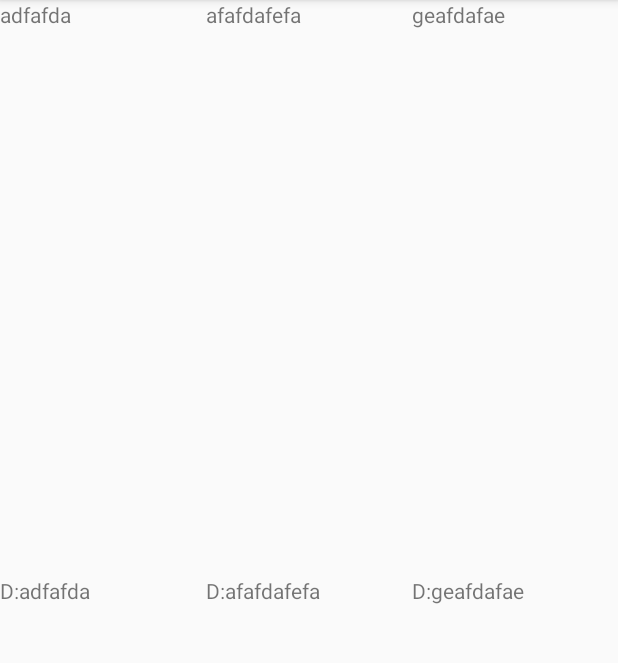
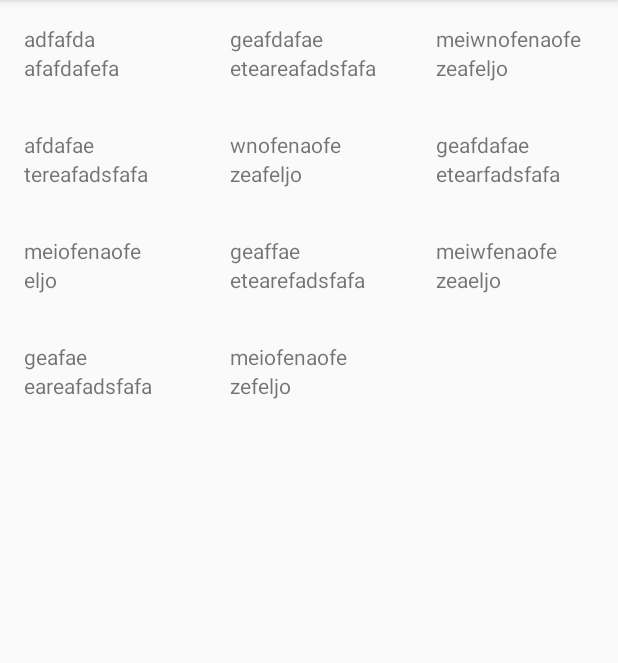
Before and after one commit to nreckle/RecyclerView, an Android app: the screen it shows after launch (MainActivity), on a phone screen of 412 x 824 dp, the part 84-747 px from its top. Run offline under Robolectric (Android 15) with nearby library versions, the phone set to English and light mode, and no system bars; our stand-ins replace data binding.

Commit message:
Enable data binding

```diff
--- a/app/build.gradle
+++ b/app/build.gradle
@@ -15,6 +15,10 @@ android {
     }
 
     viewBinding {
+        enabled = true
+    }
+
+    dataBinding {
         enabled = true
     }
 
--- /dev/null
+++ b/app/src/main/java/com/nreckle/recyclerview/DataModel.java
@@ -0,0 +1,11 @@
+package com.nreckle.recyclerview;
+
+public class DataModel {
+    public final String title;
+    public final String description;
+
+    public DataModel(String title, String description) {
+        this.title = title;
+        this.description = description;
+    }
+}
--- a/app/src/main/java/com/nreckle/recyclerview/MainActivity.java
+++ b/app/src/main/java/com/nreckle/recyclerview/MainActivity.java
@@ -8,15 +8,25 @@ import androidx.recyclerview.widget.StaggeredGridLayoutManager;
 
 import com.nreckle.recyclerview.databinding.ActivityMainBinding;
 
+import java.util.Arrays;
+import java.util.List;
+
 public class MainActivity extends AppCompatActivity {
     private MainAdapter mMainAdapter;
     private RecyclerView.LayoutManager mLayoutManager;
-    private String[] mDataSet = {"adfafda", "afafdafefa", "geafdafae",
-            "eteareafadsfafa", "meiwnofenaofe", "zeafeljo",
-            "afdafae", "tereafadsfafa", "wnofenaofe", "zeafeljo",
-            "geafdafae", "etearfadsfafa", "meiofenaofe", "eljo",
-            "geaffae", "etearefadsfafa", "meiwfenaofe", "zeaeljo",
-            "geafae", "eareafadsfafa", "meiofenaofe", "zefeljo"};
+    private List<DataModel> mDataModels = Arrays.asList(
+            new DataModel("adfafda", "afafdafefa"),
+            new DataModel("geafdafae", "eteareafadsfafa"),
+            new DataModel("meiwnofenaofe", "zeafeljo"),
+            new DataModel("afdafae", "tereafadsfafa"),
+            new DataModel("wnofenaofe", "zeafeljo"),
+            new DataModel("geafdafae", "etearfadsfafa"),
+            new DataModel("meiofenaofe", "eljo"),
+            new DataModel("geaffae", "etearefadsfafa"),
+            new DataModel("meiwfenaofe", "zeaeljo"),
+            new DataModel("geafae", "eareafadsfafa"),
+            new DataModel("meiofenaofe", "zefeljo")
+    );
 
     @Override
     protected void onCreate(Bundle savedInstanceState) {
@@ -33,7 +43,7 @@ public class MainActivity extends AppCompatActivity {
         mLayoutManager = new StaggeredGridLayoutManager(3, RecyclerView.VERTICAL);
         activityMainBinding.rvMainContent.setLayoutManager(mLayoutManager);
 
-        mMainAdapter = new MainAdapter(mDataSet);
+        mMainAdapter = new MainAdapter(mDataModels);
         activityMainBinding.rvMainContent.setAdapter(mMainAdapter);
     }
 }
--- a/app/src/main/java/com/nreckle/recyclerview/MainAdapter.java
+++ b/app/src/main/java/com/nreckle/recyclerview/MainAdapter.java
@@ -8,12 +8,14 @@ import androidx.recyclerview.widget.RecyclerView;
 
 import com.nreckle.recyclerview.databinding.ItemViewBinding;
 
+import java.util.List;
+
 public class MainAdapter extends RecyclerView.Adapter<MainAdapter.MyViewHolder> {
 
-    private String[] mDataSet;
+    private List<DataModel> dataModelList;
 
-    public MainAdapter(String[] dataSet) {
-        mDataSet = dataSet;
+    public MainAdapter(List<DataModel> dataModels) {
+        dataModelList = dataModels;
     }
 
     // Create new views (invoked by the layout manager)
@@ -30,16 +32,18 @@ public class MainAdapter extends RecyclerView.Adapter<MainAdapter.MyViewHolder>
     public void onBindViewHolder(@NonNull MyViewHolder holder, int position) {
         // - get element from your dataset at this position
         // - replace the contents of the view with that element
-        holder.itemViewBinding.tvTitle.setText(mDataSet[position]);
-        holder.itemViewBinding.tvDescription.setText("D:" + mDataSet[position]);
+
+        DataModel dataModel = dataModelList.get(position);
+        holder.itemViewBinding.setDataModel(dataModel);
+        holder.bind(dataModel);
     }
 
     @Override
     public int getItemCount() {
-        return mDataSet.length;
+        return dataModelList.size();
     }
 
-    public static class MyViewHolder extends RecyclerView.ViewHolder {
+    static class MyViewHolder extends RecyclerView.ViewHolder {
 
         private final ItemViewBinding itemViewBinding;
 
@@ -47,5 +51,10 @@ public class MainAdapter extends RecyclerView.Adapter<MainAdapter.MyViewHolder>
             super(itemViewBinding.getRoot());
             this.itemViewBinding = itemViewBinding;
         }
+
+        public void bind(Object obj) {
+            itemViewBinding.setVariable(BR.dataModel, obj);
+            itemViewBinding.executePendingBindings();
+        }
     }
 }
--- a/app/src/main/res/layout/item_view.xml
+++ b/app/src/main/res/layout/item_view.xml
@@ -1,27 +1,37 @@
 <?xml version="1.0" encoding="utf-8"?>
-<androidx.constraintlayout.widget.ConstraintLayout xmlns:android="http://schemas.android.com/apk/res/android"
-    xmlns:app="http://schemas.android.com/apk/res-auto"
+<layout xmlns:android="http://schemas.android.com/apk/res/android"
+    xmlns:app="http://schemas.android.com/apk/res-auto">
+
+    <data>
+
+        <variable
+            name="dataModel"
+            type="com.nreckle.recyclerview.DataModel" />
+    </data>
+
+    <androidx.constraintlayout.widget.ConstraintLayout
         android:layout_width="match_parent"
-    android:layout_height="match_parent">
+        android:layout_height="wrap_content"
+        android:padding="16dp">
 
         <TextView
             android:id="@+id/tv_title"
             android:layout_width="0dp"
-        android:layout_height="0dp"
+            android:layout_height="wrap_content"
+            android:text="@{dataModel.title}"
             app:layout_constraintBottom_toTopOf="@id/tv_description"
             app:layout_constraintEnd_toEndOf="parent"
-        app:layout_constraintStart_toStartOf="parent"
-        app:layout_constraintTop_toTopOf="parent">
+            app:layout_constraintStart_toStartOf="parent">
 
         </TextView>
 
         <TextView
             android:id="@+id/tv_description"
             android:layout_width="0dp"
-        android:layout_height="0dp"
-        android:text="TextView"
-        app:layout_constraintBottom_toBottomOf="parent"
+            android:layout_height="wrap_content"
+            android:text="@{dataModel.description}"
             app:layout_constraintEnd_toEndOf="parent"
             app:layout_constraintStart_toStartOf="parent"
             app:layout_constraintTop_toBottomOf="@+id/tv_title" />
     </androidx.constraintlayout.widget.ConstraintLayout>
+</layout>
```
Lines whose indentation alone changed are shown as unchanged.
